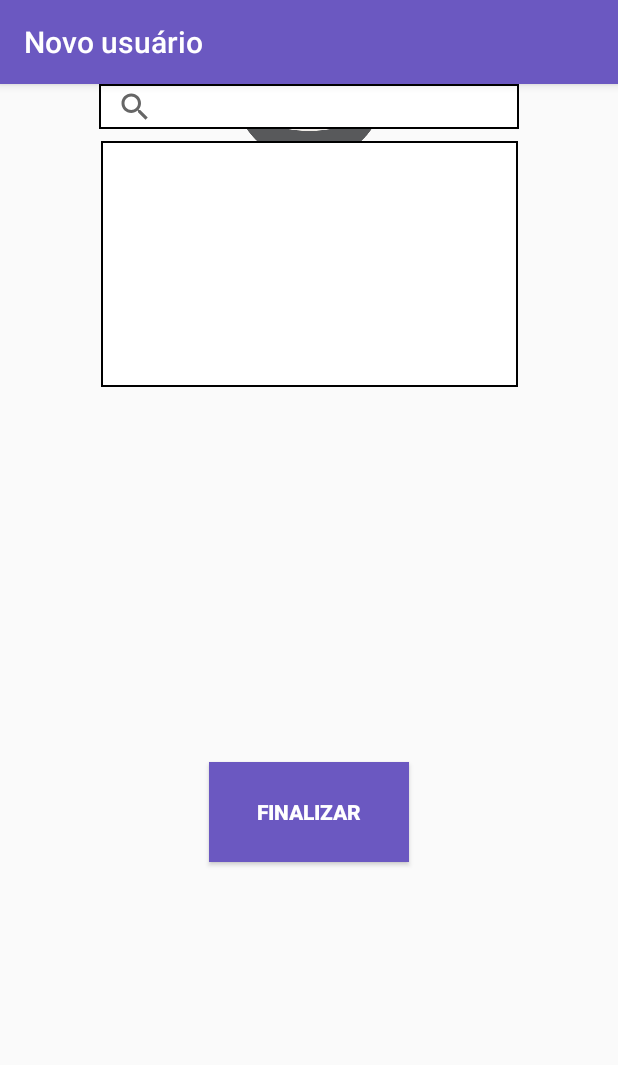
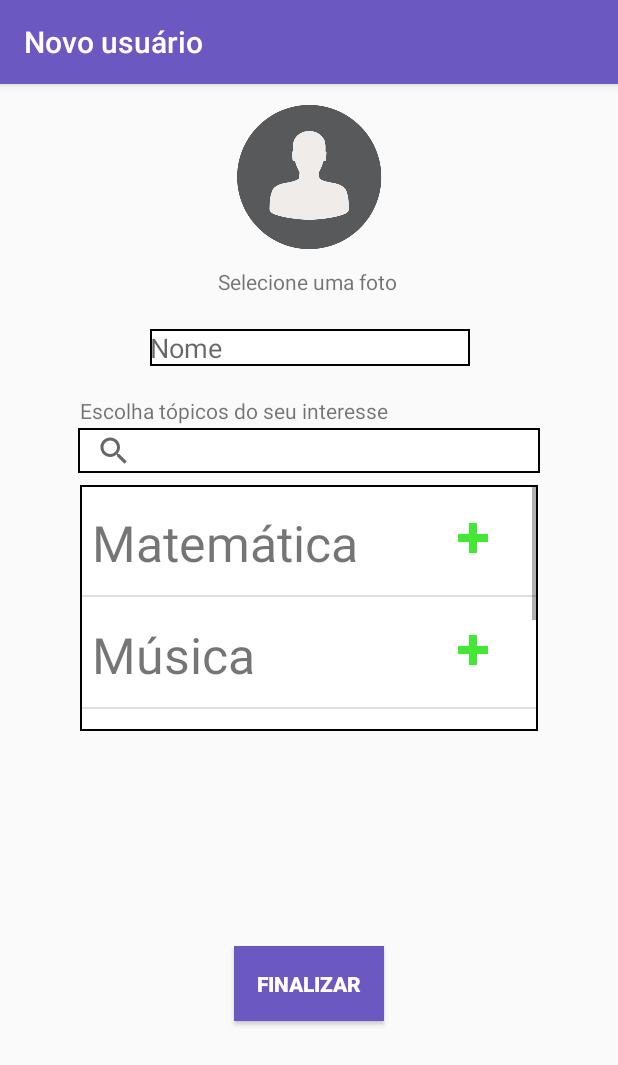
Before and after one commit to JuanSeabra/cognus, an Android app: the RegistrarActivity screen opened directly, with no data from a screen before it, on a phone screen of 412 x 824 dp. Shown: the top 1065 px of the screen. Run offline under Robolectric (Android 15) with nearby library versions, the phone set to English and light mode, and no system bars.

Commit message:
Navegação Registrar, fazer pergunta

```diff
--- /dev/null
+++ b/CognusApp/app/src/main/java/com/example/victoria/cognusapp/AdapterTopicos.java
@@ -0,0 +1,51 @@
+package com.example.victoria.cognusapp;
+
+import android.app.Activity;
+import android.view.View;
+import android.view.ViewGroup;
+import android.widget.BaseAdapter;
+import android.widget.TextView;
+
+import java.util.List;
+
+/**
+ * Created by victoria on 19/06/17.
+ */
+
+public class AdapterTopicos extends BaseAdapter {
+
+    private final List<String> topicos;
+    private final Activity act;
+
+    public AdapterTopicos(List<String> topicos, Activity act) {
+        this.topicos = topicos;
+        this.act = act;
+    }
+
+    @Override
+    public int getCount() {
+        return topicos.size();
+    }
+
+    @Override
+    public Object getItem(int position) {
+        return topicos.get(position);
+    }
+
+    @Override
+    public long getItemId(int position) {
+        return 0;
+    }
+
+    @Override
+    public View getView(int position, View convertView, ViewGroup parent) {
+        View view = act.getLayoutInflater()
+                .inflate(R.layout.activity_layout_cadastro_topicos, parent, false);
+        String topico = topicos.get(position);
+
+        TextView lblTopico = (TextView) view.findViewById(R.id.lblTopico);
+
+        lblTopico.setText(topico);
+        return view;
+    }
+}
--- a/CognusApp/app/src/main/java/com/example/victoria/cognusapp/Registrar1.java
+++ b/CognusApp/app/src/main/java/com/example/victoria/cognusapp/Registrar1.java
@@ -49,7 +49,7 @@ public class Registrar1 extends AppCompatActivity {
         }
         else {
             //pode navegar para a proxima tela
-            Intent intent = new Intent(this, HomePageActivity.class);
+            Intent intent = new Intent(this, RegistrarActivity.class);
             /*intent.putExtra("email", email);
             intent.putExtra("senha", senha);*/
             startActivity(intent);
--- a/CognusApp/app/src/main/java/com/example/victoria/cognusapp/RegistrarActivity.java
+++ b/CognusApp/app/src/main/java/com/example/victoria/cognusapp/RegistrarActivity.java
@@ -1,13 +1,47 @@
 package com.example.victoria.cognusapp;
 
+import android.content.Intent;
 import android.support.v7.app.AppCompatActivity;
 import android.os.Bundle;
+import android.view.View;
+import android.widget.EditText;
+import android.widget.ListView;
+
+import java.util.ArrayList;
+import java.util.List;
 
 public class RegistrarActivity extends AppCompatActivity {
+    ArrayList<String> topicos;
+
+    protected void criarTopicos() {
+        topicos = new ArrayList<String>();
+        topicos.add("Matemática");
+        topicos.add("Música");
+        topicos.add("Ciência");
+        topicos.add("Tecnologia");
+    }
 
     @Override
     protected void onCreate(Bundle savedInstanceState) {
         super.onCreate(savedInstanceState);
         setContentView(R.layout.activity_registrar);
+
+        ListView listTopicos = (ListView) findViewById(R.id.listTopicos);
+        criarTopicos();
+        AdapterTopicos adapterTopicos = new AdapterTopicos(topicos, this);
+        listTopicos.setAdapter(adapterTopicos);
+    }
+
+    public void finalizarRegistro(View view) {
+        EditText txtNome = (EditText) findViewById(R.id.txtNome);
+        if (txtNome.getText().length() > 0) {
+            //inserir o novo usuário no banco de dados
+            //pegar os topicos escolhidos
+
+            //proxima pagina
+            Intent intent = new Intent(this, HomePageActivity.class);
+            intent.setFlags(Intent.FLAG_ACTIVITY_NEW_TASK | Intent.FLAG_ACTIVITY_CLEAR_TASK);
+            startActivity(intent);
+        }
     }
 }
--- a/CognusApp/app/src/main/res/layout/activity_layout_cadastro_topicos.xml
+++ b/CognusApp/app/src/main/res/layout/activity_layout_cadastro_topicos.xml
@@ -4,28 +4,39 @@
     xmlns:tools="http://schemas.android.com/tools"
     android:layout_width="match_parent"
     android:layout_height="match_parent"
-    tools:context="com.example.victoria.cognusapp.layout_cadastro_topicos">
+    tools:context="com.example.victoria.cognusapp.layout_cadastro_topicos"
+    tools:layout_editor_absoluteY="81dp"
+    tools:layout_editor_absoluteX="0dp">
 
     <TextView
-        android:id="@+id/topico"
-        android:layout_width="384dp"
-        android:layout_height="87dp"
+        android:id="@+id/lblTopico"
+        android:layout_width="0dp"
+        android:layout_height="70dp"
+        android:layout_marginStart="8dp"
+        android:gravity="left|center"
         android:text="Tópico"
-        android:gravity="left|center"
-        android:background="@drawable/drawable_contorno"
         android:textSize="50px"
-        app:layout_constraintTop_toTopOf="parent"
-        app:layout_constraintLeft_toLeftOf="parent" />
+        tools:layout_constraintTop_creator="1"
+        tools:layout_constraintRight_creator="1"
+        android:layout_marginEnd="8dp"
+        app:layout_constraintRight_toRightOf="parent"
+        android:layout_marginTop="3dp"
+        tools:layout_constraintLeft_creator="1"
+        app:layout_constraintLeft_toLeftOf="parent"
+        app:layout_constraintTop_toTopOf="parent" />
 
     <ImageView
         android:id="@+id/simbolo_mais"
-        android:layout_width="56dp"
-        android:layout_height="53dp"
-        android:layout_marginRight="8dp"
-        app:layout_constraintHorizontal_bias="1.0"
-        app:layout_constraintLeft_toRightOf="@+id/topico"
+        android:layout_width="20dp"
+        android:layout_height="20dp"
+        app:srcCompat="@drawable/simbolo_mais"
+        android:layout_marginEnd="33dp"
+        tools:layout_constraintTop_creator="1"
+        tools:layout_constraintRight_creator="1"
+        tools:layout_constraintBottom_creator="1"
+        app:layout_constraintBottom_toBottomOf="@+id/lblTopico"
         app:layout_constraintRight_toRightOf="parent"
-        app:srcCompat="@drawable/simbolo_mais"
-        tools:layout_editor_absoluteY="16dp"
-        android:layout_marginEnd="8dp" />
+        android:layout_marginTop="25dp"
+        android:layout_marginBottom="28dp"
+        app:layout_constraintTop_toTopOf="parent" />
 </android.support.constraint.ConstraintLayout>
--- a/CognusApp/app/src/main/res/layout/activity_registrar.xml
+++ b/CognusApp/app/src/main/res/layout/activity_registrar.xml
@@ -11,16 +11,18 @@
     <ImageView
         android:id="@+id/foto"
         android:layout_width="111dp"
-        android:layout_height="111dp"
+        android:layout_height="0dp"
         app:srcCompat="@drawable/icone_pessoa"
         app:layout_constraintTop_toTopOf="parent"
         android:layout_marginTop="8dp"
-        android:layout_marginLeft="8dp"
         app:layout_constraintLeft_toLeftOf="parent"
-        android:layout_marginRight="8dp"
         app:layout_constraintRight_toRightOf="parent"
         android:layout_marginBottom="8dp"
-        app:layout_constraintBottom_toTopOf="@+id/selecionar_foto" />
+        app:layout_constraintBottom_toTopOf="@+id/selecionar_foto"
+        tools:layout_constraintTop_creator="1"
+        tools:layout_constraintRight_creator="1"
+        tools:layout_constraintBottom_creator="1"
+        tools:layout_constraintLeft_creator="1" />
 
     <TextView
         android:id="@+id/selecionar_foto"
@@ -30,77 +32,100 @@
         android:gravity="center"
         android:inputType="textPersonName"
         android:text="Selecione uma foto "
-        tools:layout_editor_absoluteY="127dp"
-        android:layout_marginLeft="8dp"
         app:layout_constraintLeft_toLeftOf="parent"
-        android:layout_marginRight="8dp"
-        app:layout_constraintRight_toRightOf="parent" />
+        app:layout_constraintRight_toRightOf="parent"
+        tools:layout_constraintRight_creator="1"
+        tools:layout_constraintBottom_creator="1"
+        app:layout_constraintBottom_toTopOf="@+id/txtNome"
+        tools:layout_constraintLeft_creator="1"
+        android:layout_marginBottom="22dp" />
 
     <EditText
-        android:background="@drawable/drawable_contorno"
-        android:id="@+id/nome"
+        android:id="@+id/txtNome"
         android:layout_width="wrap_content"
         android:layout_height="wrap_content"
+        android:layout_marginBottom="20dp"
+        android:background="@drawable/drawable_contorno"
         android:ems="10"
+        android:hint="Nome"
         android:inputType="textPersonName"
-        android:text="Nome"
-        android:layout_marginLeft="8dp"
+        app:layout_constraintBottom_toTopOf="@+id/topicos_text"
+        app:layout_constraintHorizontal_bias="0.503"
         app:layout_constraintLeft_toLeftOf="parent"
-        android:layout_marginRight="8dp"
         app:layout_constraintRight_toRightOf="parent"
-        app:layout_constraintHorizontal_bias="0.503"
-        tools:layout_editor_absoluteY="166dp" />
+        tools:layout_constraintBottom_creator="1"
+        tools:layout_constraintLeft_creator="1"
+        tools:layout_constraintRight_creator="1" />
 
     <Button
         android:id="@+id/Finalizar"
-        android:layout_width="200px"
-        android:layout_height="100px"
+        android:layout_width="100dp"
+        android:layout_height="50dp"
+        android:layout_marginBottom="15dp"
+        android:layout_marginTop="15dp"
+        android:background="@color/colorPrimary"
+        android:onClick="finalizarRegistro"
+        android:text="Finalizar"
         android:textColor="@android:color/white"
         android:textStyle="bold"
-        android:background="@color/colorPrimary"
-        android:text="Finalizar"
-        android:layout_marginLeft="8dp"
+        app:layout_constraintBottom_toBottomOf="parent"
         app:layout_constraintLeft_toLeftOf="parent"
-        android:layout_marginRight="8dp"
         app:layout_constraintRight_toRightOf="parent"
-        app:layout_constraintBottom_toBottomOf="parent"
-        android:layout_marginBottom="8dp"
-        android:layout_marginTop="8dp"
-        app:layout_constraintTop_toBottomOf="@+id/topicos" />
+        app:layout_constraintTop_toBottomOf="@+id/listTopicos"
+        tools:layout_constraintTop_creator="1"
+        tools:layout_constraintRight_creator="1"
+        tools:layout_constraintBottom_creator="1"
+        tools:layout_constraintLeft_creator="1" />
 
     <TextView
         android:id="@+id/topicos_text"
-        android:layout_width="278dp"
+        android:layout_width="0dp"
         android:layout_height="21dp"
         android:ems="10"
         android:inputType="textPersonName"
         android:text="Escolha tópicos do seu interesse"
-        tools:layout_editor_absoluteY="208dp"
-        android:layout_marginLeft="8dp"
+        android:layout_marginLeft="53dp"
         app:layout_constraintLeft_toLeftOf="parent"
-        android:layout_marginRight="8dp"
-        app:layout_constraintRight_toRightOf="parent" />
+        android:layout_marginRight="53dp"
+        app:layout_constraintRight_toRightOf="parent"
+        tools:layout_constraintRight_creator="1"
+        tools:layout_constraintBottom_creator="1"
+        app:layout_constraintBottom_toTopOf="@+id/listTopicos"
+        android:layout_marginStart="53dp"
+        android:layout_marginEnd="53dp"
+        tools:layout_constraintLeft_creator="1"
+        android:layout_marginBottom="38dp" />
 
     <SearchView
         android:id="@+id/buscar_topicos"
-        android:layout_width="280dp"
+        android:layout_width="0dp"
         android:layout_height="30dp"
         android:background="@drawable/drawable_contorno"
-        tools:layout_editor_absoluteY="229dp"
-        android:layout_marginLeft="8dp"
+        android:layout_marginLeft="52dp"
         app:layout_constraintLeft_toLeftOf="parent"
-        android:layout_marginRight="8dp"
-        app:layout_constraintRight_toRightOf="parent" />
+        android:layout_marginRight="52dp"
+        app:layout_constraintRight_toRightOf="parent"
+        tools:layout_constraintTop_creator="1"
+        tools:layout_constraintRight_creator="1"
+        android:layout_marginStart="52dp"
+        android:layout_marginEnd="52dp"
+        android:layout_marginTop="229dp"
+        tools:layout_constraintLeft_creator="1"
+        app:layout_constraintTop_toTopOf="parent" />
 
     <ListView
-        android:id="@+id/topicos"
-        android:layout_width="278dp"
+        android:id="@+id/listTopicos"
+        android:layout_width="0dp"
         android:layout_height="164dp"
         android:background="@drawable/drawable_contorno"
-        android:layout_marginLeft="8dp"
+        android:layout_marginLeft="53dp"
         app:layout_constraintLeft_toLeftOf="parent"
-        android:layout_marginRight="8dp"
+        android:layout_marginRight="53dp"
         app:layout_constraintRight_toRightOf="parent"
         android:layout_marginTop="8dp"
-        app:layout_constraintTop_toBottomOf="@+id/buscar_topicos" />
+        app:layout_constraintTop_toBottomOf="@+id/buscar_topicos"
+        tools:layout_constraintRight_creator="1"
+        android:layout_marginStart="53dp"
+        android:layout_marginEnd="53dp"
+        tools:layout_constraintLeft_creator="1" />
 </android.support.constraint.ConstraintLayout>
--- a/CognusApp/app/src/main/res/layout/activity_registrar1.xml
+++ b/CognusApp/app/src/main/res/layout/activity_registrar1.xml
@@ -87,8 +87,8 @@
 
     <Button
         android:id="@+id/btnProx"
-        android:layout_width="200px"
-        android:layout_height="100px"
+        android:layout_width="100dp"
+        android:layout_height="50dp"
         android:onClick="proximoPasso"
         android:background="@color/colorPrimary"
         android:textColor="@android:color/white"
```
Also changed, not shown: CognusApp/app/src/main/java/classes/Pergunta.java (added, +51 -0 lines), CognusApp/app/src/main/java/classes/Topico.java (added, +15 -0 lines), CognusApp/app/src/main/java/classes/Usuario.java (added, +61 -0 lines), CognusApp/app/src/main/java/com/example/victoria/cognusapp/FazerPerguntaActivity.java (+14 -0 lines), CognusApp/app/src/main/java/com/example/victoria/cognusapp/HomePageActivity.java (+7 -0 lines), CognusApp/app/src/main/res/layout/activity_fazer_pergunta.xml (+17 -14 lines), CognusApp/app/src/main/res/layout/activity_home_page.xml (+32 -20 lines), CognusApp/app/src/main/res/layout/activity_login.xml (+4 -3 lines).
